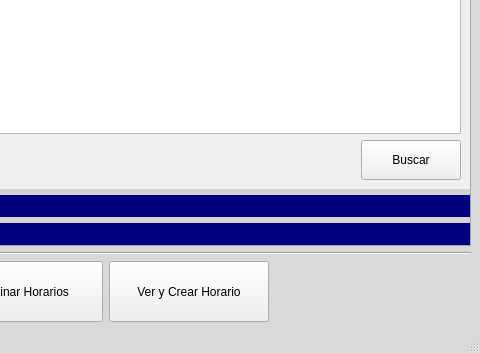
This is ui/plantilla_menu_de_horarios.ui in Reinaldito04/IUTA----HORARIOS as Qt 5 draws it before an edit; both pictures show x 269 to 749 and y 277 to 630 of the 749 by 630 pixel window. The edited form follows.
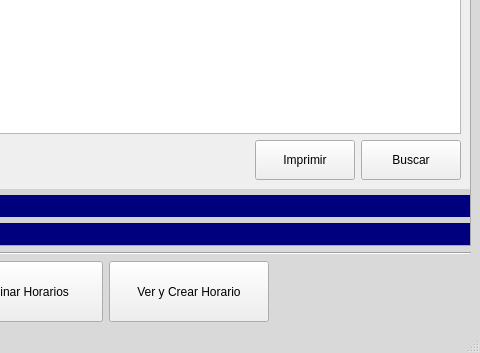
This is the edited form. The open tabs and pages were chosen to show the change. Icons and pictures are not drawn.

The edit to the form file:
```diff
--- a/ui/plantilla_menu_de_horarios.ui
+++ b/ui/plantilla_menu_de_horarios.ui
@@ -267,6 +267,31 @@
             </property>
            </spacer>
           </item>
+          <item>
+           <widget class="QPushButton" name="bt_imprimirAula">
+            <property name="minimumSize">
+             <size>
+              <width>100</width>
+              <height>40</height>
+             </size>
+            </property>
+            <property name="styleSheet">
+             <string notr="true">QPushButton{
+background-color:#253b59;
+color:white;
+font-size:14px;
+border-radius:15px;
+}
+QPushButton::Hover{
+background-color:#637aa6;
+}
+font-size:15px;</string>
+            </property>
+            <property name="text">
+             <string>Imprimir</string>
+            </property>
+           </widget>
+          </item>
           <item>
            <widget class="QPushButton" name="bt_buscarAula">
             <property name="minimumSize">
```
Left out of the diff: 6 changed lines with no effect on the pictures.
